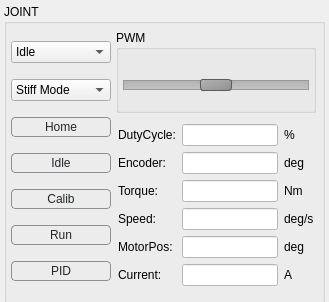
Old version of the form src/guis/yarpmotorgui/jointitem.ui in the repository robotology/yarp.
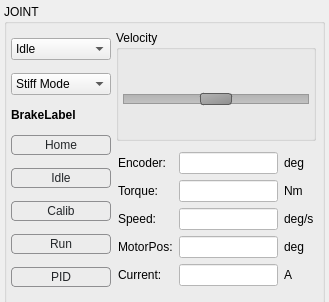
New version of the form. The open tabs and pages were chosen to show the change. Custom widgets are drawn as their Qt base class.

What changed in the file:
```diff
--- a/src/guis/yarpmotorgui/jointitem.ui
+++ b/src/guis/yarpmotorgui/jointitem.ui
@@ -264,6 +264,25 @@
            </item>
           </widget>
          </item>
+         <item>
+          <widget class="QLabel" name="BrakeLabel">
+           <property name="sizePolicy">
+            <sizepolicy hsizetype="Preferred" vsizetype="Fixed">
+             <horstretch>0</horstretch>
+             <verstretch>0</verstretch>
+            </sizepolicy>
+           </property>
+           <property name="font">
+            <font>
+             <weight>75</weight>
+             <bold>true</bold>
+            </font>
+           </property>
+           <property name="text">
+            <string>BrakeLabel</string>
+           </property>
+          </widget>
+         </item>
          <item>
           <widget class="QPushButton" name="buttonHome">
            <property name="sizePolicy">
@@ -1676,6 +1695,185 @@
                </property>
               </widget>
              </item>
+            </layout>
+           </widget>
+          </item>
+         </layout>
+        </widget>
+        <widget class="QWidget" name="pageVelocityDirect">
+         <layout class="QVBoxLayout" name="verticalLayout_15">
+          <property name="spacing">
+           <number>2</number>
+          </property>
+          <property name="leftMargin">
+           <number>2</number>
+          </property>
+          <property name="topMargin">
+           <number>2</number>
+          </property>
+          <property name="rightMargin">
+           <number>2</number>
+          </property>
+          <property name="bottomMargin">
+           <number>2</number>
+          </property>
+          <item>
+           <widget class="QGroupBox" name="groupBox_16">
+            <property name="title">
+             <string>Velocity</string>
+            </property>
+            <layout class="QVBoxLayout" name="verticalLayout_21">
+             <property name="spacing">
+              <number>2</number>
+             </property>
+             <property name="leftMargin">
+              <number>4</number>
+             </property>
+             <property name="topMargin">
+              <number>0</number>
+             </property>
+             <property name="rightMargin">
+              <number>4</number>
+             </property>
+             <property name="bottomMargin">
+              <number>0</number>
+             </property>
+             <item>
+              <widget class="SliderWithTarget" name="sliderVelocityDirectVelocityDirect">
+               <property name="minimumSize">
+                <size>
+                 <width>0</width>
+                 <height>40</height>
+                </size>
+               </property>
+               <property name="mouseTracking">
+                <bool>false</bool>
+               </property>
+               <property name="styleSheet">
+                <string notr="true">margin-top:10px;
+
+</string>
+               </property>
+               <property name="minimum">
+                <number>-30</number>
+               </property>
+               <property name="maximum">
+                <number>30</number>
+               </property>
+               <property name="singleStep">
+                <number>1</number>
+               </property>
+               <property name="orientation">
+                <enum>Qt::Horizontal</enum>
+               </property>
+              </widget>
+             </item>
+            </layout>
+           </widget>
+          </item>
+          <item>
+           <widget class="QWidget" name="widget_17" native="true">
+            <layout class="QGridLayout" name="gridLayout_9">
+             <property name="leftMargin">
+              <number>2</number>
+             </property>
+             <property name="rightMargin">
+              <number>2</number>
+             </property>
+             <item row="1" column="2">
+              <widget class="QLabel" name="labelVelocitytrqUnits_2">
+               <property name="text">
+                <string>Nm</string>
+               </property>
+              </widget>
+             </item>
+             <item row="2" column="0">
+              <widget class="QLabel" name="labelVelocitySpeed_2">
+               <property name="text">
+                <string>Speed:</string>
+               </property>
+              </widget>
+             </item>
+             <item row="2" column="1">
+              <widget class="QLineEdit" name="editVelocitySpeed_2">
+               <property name="maximumSize">
+                <size>
+                 <width>16777215</width>
+                 <height>16777215</height>
+                </size>
+               </property>
+               <property name="styleSheet">
+                <string notr="true">background-color: rgb(255, 255, 255); color: rgb(35, 38, 41);</string>
+               </property>
+               <property name="readOnly">
+                <bool>true</bool>
+               </property>
+              </widget>
+             </item>
+             <item row="4" column="0">
+              <widget class="QLabel" name="labelVelocityCurrent_2">
+               <property name="text">
+                <string>Current:</string>
+               </property>
+              </widget>
+             </item>
+             <item row="1" column="1">
+              <widget class="QLineEdit" name="editVelocityTorque_2">
+               <property name="maximumSize">
+                <size>
+                 <width>16777215</width>
+                 <height>16777215</height>
+                </size>
+               </property>
+               <property name="styleSheet">
+                <string notr="true">background-color: rgb(255, 255, 255); color: rgb(35, 38, 41);</string>
+               </property>
+               <property name="readOnly">
+                <bool>true</bool>
+               </property>
+              </widget>
+             </item>
+             <item row="4" column="2">
+              <widget class="QLabel" name="labelVelocityCurrentUnits_2">
+               <property name="text">
+                <string>A</string>
+               </property>
+              </widget>
+             </item>
+             <item row="1" column="0">
+              <widget class="QLabel" name="labelVelocityTorque_2">
+               <property name="text">
+                <string>Torque:</string>
+               </property>
+              </widget>
+             </item>
+             <item row="4" column="1">
+              <widget class="QLineEdit" name="editVelocityCurrent_2">
+               <property name="styleSheet">
+                <string notr="true">background-color: rgb(255, 255, 255); color: rgb(35, 38, 41);</string>
+               </property>
+               <property name="readOnly">
+                <bool>true</bool>
+               </property>
+              </widget>
+             </item>
+             <item row="2" column="2">
+              <widget class="QLabel" name="labelVelocityvelUnits_2">
+               <property name="text">
+                <string>deg/s</string>
+               </property>
+              </widget>
+             </item>
+             <item row="0" column="1">
+              <widget class="QLineEdit" name="editVelocityJointPos_2">
+               <property name="styleSheet">
+                <string notr="true">background-color: rgb(255, 255, 255); color: rgb(35, 38, 41);</string>
+               </property>
+               <property name="readOnly">
+                <bool>true</bool>
+               </property>
+              </widget>
+             </item>
              <item row="0" column="2">
               <widget class="QLabel" name="labelVelocityposUnits">
                <property name="text">
@@ -1691,7 +1889,7 @@
               </widget>
              </item>
              <item row="3" column="1">
-              <widget class="QLineEdit" name="editVelocityMotorPos">
+              <widget class="QLineEdit" name="editVelocityMotorPos_2">
                <property name="styleSheet">
                 <string notr="true">background-color: rgb(255, 255, 255); color: rgb(35, 38, 41);</string>
                </property>
```
Left out of the diff: 178 changed lines with no effect on the pictures.
